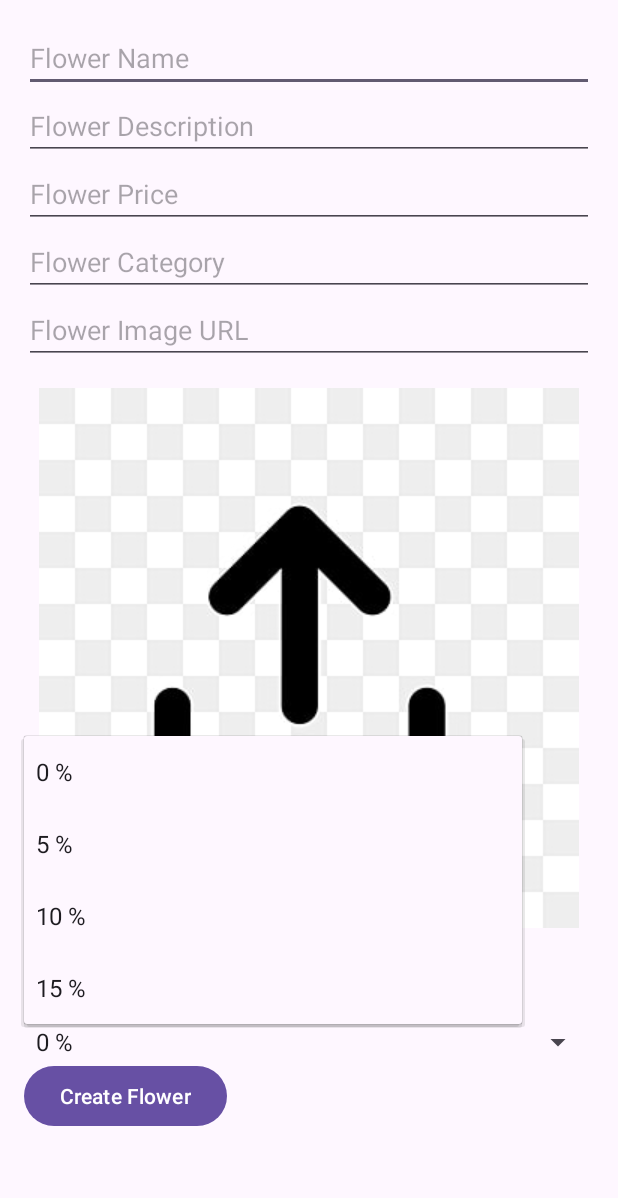
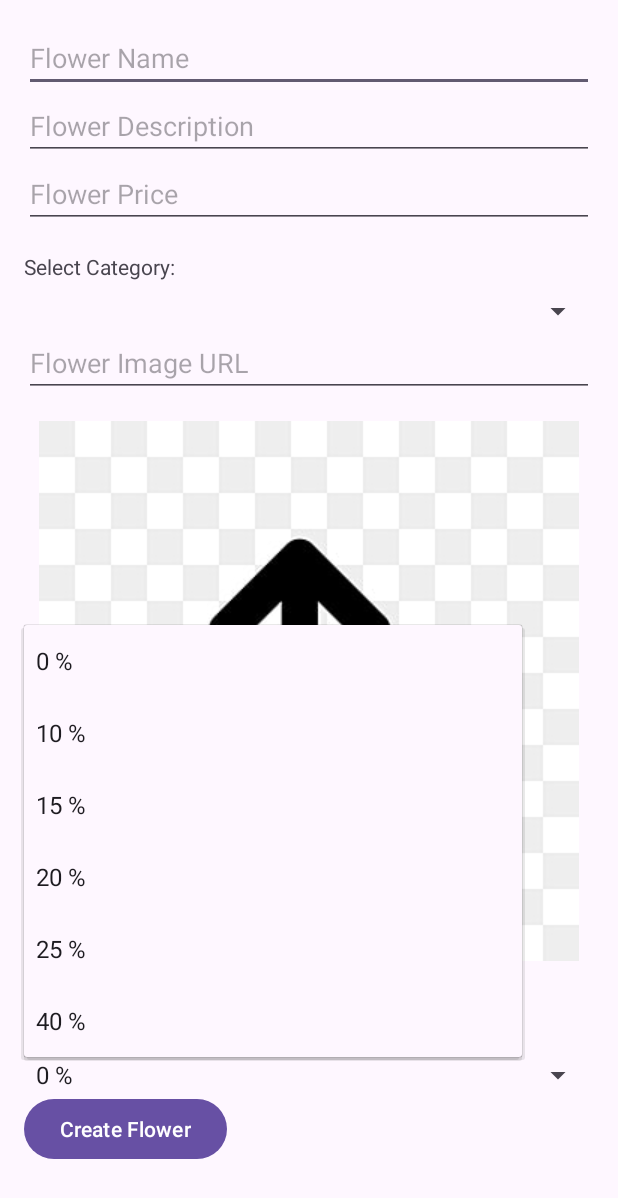
Before and after one commit to DhanukaDB/BLOOMROOM10, an Android app: the CreateFlowerActivity screen opened directly, with no data from a screen before it, after a tap on "0 %", on a phone screen of 412 x 824 dp. Shown: the top 1198 px of the screen. Run offline under Robolectric (Android 15) with nearby library versions, the phone set to English and light mode, and no system bars; our stand-ins replace Firebase (no records; nobody signed in at launch, a user with empty details on screens opened directly).

Commit message:
Categories done for flowers

```diff
--- a/app/src/main/java/com/example/bloomroom10/CreateFlowerActivity.java
+++ b/app/src/main/java/com/example/bloomroom10/CreateFlowerActivity.java
@@ -2,6 +2,7 @@ package com.example.bloomroom10;
 
 import android.os.Bundle;
 import android.view.View;
+import android.widget.ArrayAdapter;
 import android.widget.Button;
 import android.widget.EditText;
 import android.widget.ImageView;
@@ -14,13 +15,18 @@ import androidx.appcompat.app.AppCompatActivity;
 import com.google.android.gms.tasks.OnCompleteListener;
 import com.google.android.gms.tasks.Task;
 import com.google.firebase.firestore.FirebaseFirestore;
+import com.google.firebase.firestore.QueryDocumentSnapshot;
+import com.google.firebase.firestore.QuerySnapshot;
+
+import java.util.ArrayList;
+import java.util.List;
 
 public class CreateFlowerActivity extends AppCompatActivity {
 
     private EditText editTextFlowerName;
     private EditText editTextFlowerDescription;
     private EditText editTextFlowerPrice;
-    private EditText editTextFlowerCategory;
+    private Spinner spinnerFlowerCategory;
     private EditText editTextFlowerImageUrl;
     private ImageView imageViewSelectedImage;
     private Button buttonSelectImage;
@@ -28,6 +34,7 @@ public class CreateFlowerActivity extends AppCompatActivity {
     private Button buttonCreateFlower;
 
     private FirebaseFirestore db;
+    private List<String> categoryList;
 
     @Override
     protected void onCreate(Bundle savedInstanceState) {
@@ -40,12 +47,37 @@ public class CreateFlowerActivity extends AppCompatActivity {
         editTextFlowerName = findViewById(R.id.editTextFlowerName);
         editTextFlowerDescription = findViewById(R.id.editTextFlowerDescription);
         editTextFlowerPrice = findViewById(R.id.editTextFlowerPrice);
-        editTextFlowerCategory = findViewById(R.id.editTextFlowerCategory);
+        spinnerFlowerCategory = findViewById(R.id.spinnerCategory);
         editTextFlowerImageUrl = findViewById(R.id.editTextFlowerImageUrl);
         imageViewSelectedImage = findViewById(R.id.imageViewSelectedImage);
         buttonSelectImage = findViewById(R.id.buttonSelectImage);
         spinnerOfferPercentage = findViewById(R.id.spinnerOfferPercentage);
         buttonCreateFlower = findViewById(R.id.buttonCreateFlower);
+
+        categoryList = new ArrayList<>();
+
+        // Fetch categories from Firestore
+        db.collection("categories")
+                .get()
+                .addOnCompleteListener(new OnCompleteListener<QuerySnapshot>() {
+                    @Override
+                    public void onComplete(@NonNull Task<QuerySnapshot> task) {
+                        if (task.isSuccessful()) {
+                            for (QueryDocumentSnapshot document : task.getResult()) {
+                                String categoryName = document.toObject(Category.class).getName();
+                                categoryList.add(categoryName);
+                            }
+
+                            // Populate spinner with categories
+                            ArrayAdapter<String> adapter = new ArrayAdapter<>(CreateFlowerActivity.this, android.R.layout.simple_spinner_item, categoryList);
+                            adapter.setDropDownViewResource(android.R.layout.simple_spinner_dropdown_item);
+                            spinnerFlowerCategory.setAdapter(adapter);
+                        } else {
+                            // Handle failure
+                            Toast.makeText(CreateFlowerActivity.this, "Failed to fetch categories", Toast.LENGTH_SHORT).show();
+                        }
+                    }
+                });
 
         buttonCreateFlower.setOnClickListener(new View.OnClickListener() {
             @Override
@@ -59,7 +91,7 @@ public class CreateFlowerActivity extends AppCompatActivity {
         String flowerName = editTextFlowerName.getText().toString().trim();
         String flowerDescription = editTextFlowerDescription.getText().toString().trim();
         String flowerPrice = editTextFlowerPrice.getText().toString().trim();
-        String flowerCategory = editTextFlowerCategory.getText().toString().trim();
+        String flowerCategory = spinnerFlowerCategory.getSelectedItem().toString().trim();
         String flowerImageUrl = editTextFlowerImageUrl.getText().toString().trim();
         String offerPercentage = spinnerOfferPercentage.getSelectedItem().toString();
 
--- a/app/src/main/res/layout/activity_create_flower.xml
+++ b/app/src/main/res/layout/activity_create_flower.xml
@@ -30,12 +30,20 @@
             android:hint="Flower Price"
             android:inputType="numberDecimal" />
 
-        <EditText
-            android:id="@+id/editTextFlowerCategory"
+        <TextView
+            android:id="@+id/textViewSelectCategory"
+            android:layout_width="wrap_content"
+            android:layout_height="wrap_content"
+            android:text="Select Category:"
+            android:layout_below="@id/editTextFlowerImageUrl"
+            android:layout_marginTop="16dp"/>
+
+        <Spinner
+            android:id="@+id/spinnerCategory"
             android:layout_width="match_parent"
             android:layout_height="wrap_content"
-            android:hint="Flower Category"
-            android:inputType="text" />
+            android:layout_below="@id/textViewSelectCategory"
+            android:layout_marginTop="8dp"/>
 
         <EditText
             android:id="@+id/editTextFlowerImageUrl"
--- a/app/src/main/res/layout/item_flower.xml
+++ b/app/src/main/res/layout/item_flower.xml
@@ -22,6 +22,12 @@
         android:layout_width="match_parent"
         android:layout_height="wrap_content"
         android:text="Price" />
+
+    <TextView
+        android:id="@+id/textViewFlowerCategory"
+        android:layout_width="match_parent"
+        android:layout_height="wrap_content"
+        android:text="Category" />
 
     <TextView
         android:id="@+id/textViewFlowerOffer"
--- a/app/src/main/res/values/arrays.xml
+++ b/app/src/main/res/values/arrays.xml
@@ -2,9 +2,11 @@
 <resources>
     <string-array name="percentage_options">
         <item>0 %</item>
-        <item>5 %</item>
         <item>10 %</item>
         <item>15 %</item>
+        <item>20 %</item>
+        <item>25 %</item>
+        <item>40 %</item>
         <!-- Add more percentages as needed -->
     </string-array>
 </resources>
```
Also changed, not shown: app/src/main/java/com/example/bloomroom10/FlowerAdapter.java (+8 -3 lines), app/src/main/res/drawable/app.jpg (added).
